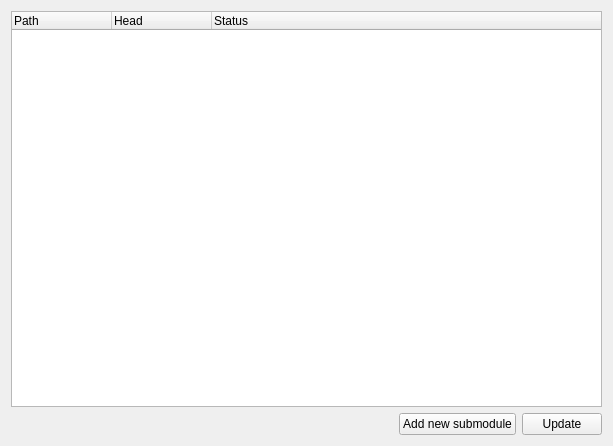
This is src/widgets/submoduleswidget.ui in HamedMasafi/GitKlient as Qt 5 draws it before an edit. The edited form follows.
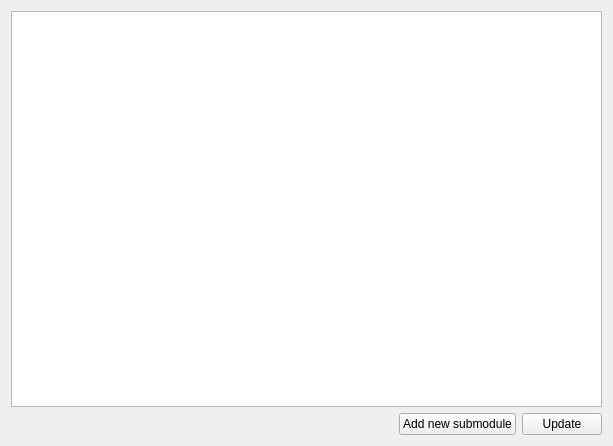
This is the edited form. Icons and pictures are not drawn. Custom widgets are drawn as their Qt base class.

Patch:
```diff
--- a/src/widgets/submoduleswidget.ui
+++ b/src/widgets/submoduleswidget.ui
@@ -19,25 +19,10 @@
   </property>
   <layout class="QVBoxLayout" name="verticalLayout">
    <item>
-    <widget class="QTreeWidget" name="treeWidget">
+    <widget class="QTreeView" name="treeView">
      <property name="contextMenuPolicy">
       <enum>Qt::CustomContextMenu</enum>
      </property>
-     <column>
-      <property name="text">
-       <string>Path</string>
-      </property>
-     </column>
-     <column>
-      <property name="text">
-       <string>Head</string>
-      </property>
-     </column>
-     <column>
-      <property name="text">
-       <string>Status</string>
-      </property>
-     </column>
     </widget>
    </item>
    <item>
```
